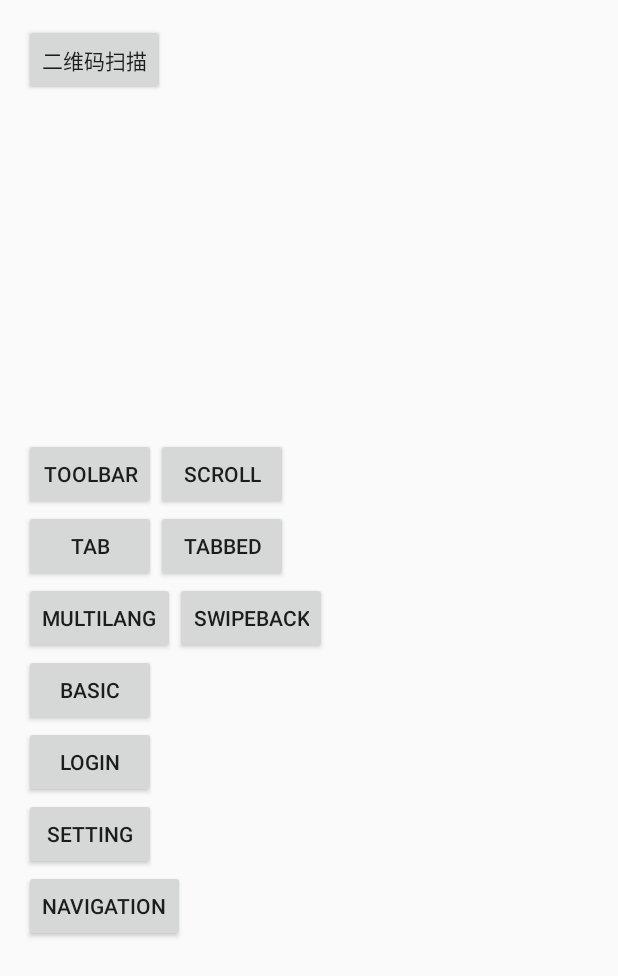
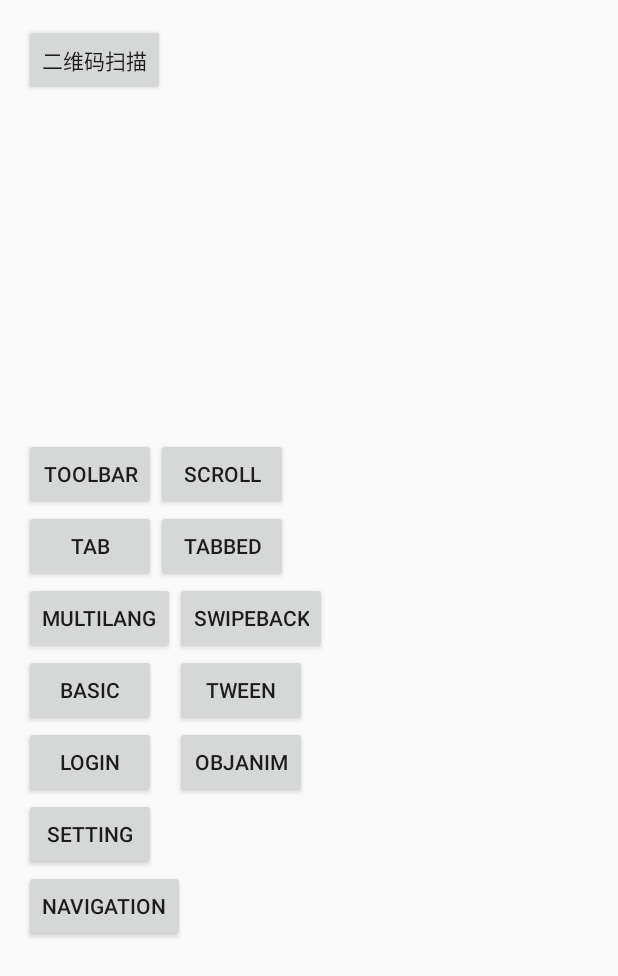
Before and after one commit to hustjs/AndroidPractice, an Android app: the screen it shows after launch (MainActivity), on a phone screen of 412 x 824 dp. Shown: the top 976 px of the screen. Run offline under Robolectric (Android 15) with nearby library versions, the phone set to English and light mode, and no system bars; our stand-ins replace ButterKnife.

Commit message:
add Tween Animation demo

```diff
--- a/app/src/main/java/com/example/radical/myapplication/TabTestActivity.java
+++ b/app/src/main/java/com/example/radical/myapplication/TabTestActivity.java
@@ -35,6 +35,7 @@ public class TabTestActivity extends AppCompatActivity {
         ButterKnife.bind(this);
         pagerAdapter = new FragmentPagerAdapter(getSupportFragmentManager(), this);
         viewPager.setAdapter(pagerAdapter);
+        viewPager.setOffscreenPageLimit(4);
         tabLayout.setupWithViewPager(viewPager);
         tabLayout.setTabMode(TabLayout.MODE_FIXED);
         // Iterate over all tabs and set the custom view
--- a/app/src/main/res/layout/activity_main.xml
+++ b/app/src/main/res/layout/activity_main.xml
@@ -102,6 +102,22 @@
         android:layout_toRightOf="@+id/multiLang"
         android:text="SwipeBack" />
 
+    <Button
+        android:id="@+id/btn_tween"
+        android:layout_width="wrap_content"
+        android:layout_height="wrap_content"
+        android:layout_alignBaseline="@+id/btn_basic"
+        android:layout_toRightOf="@+id/multiLang"
+        android:text="Tween" />
+
+    <Button
+        android:id="@+id/btn_objAnim"
+        android:layout_width="wrap_content"
+        android:layout_height="wrap_content"
+        android:layout_alignBaseline="@+id/btn_login"
+        android:layout_toRightOf="@+id/multiLang"
+        android:text="ObjAnim" />
+
 
 
     <TextView
--- /dev/null
+++ b/app/src/main/res/values-v19/styles.xml
@@ -0,0 +1,6 @@
+<?xml version="1.0" encoding="utf-8"?>
+<resources>
+    <style name="AppTheme" parent="@style/BaseAppTheme">
+        <item name="android:windowTranslucentStatus">true</item>
+    </style>
+</resources>
--- a/app/src/main/res/values-v21/styles.xml
+++ b/app/src/main/res/values-v21/styles.xml
@@ -1 +1,8 @@
-<resources></resources>
+<resources>
+    <style name="MyToolbarTheme" parent="Theme.AppCompat.Light.NoActionBar">
+        <!--Navigation bar color-->
+        <!--<item name="android:navigationBarColor">@color/accent_material_light</item>-->
+        <!--Status bar color-->
+        <item name="android:statusBarColor">?attr/colorPrimary</item>
+    </style>
+</resources>
--- a/app/src/main/res/values/colors.xml
+++ b/app/src/main/res/values/colors.xml
@@ -20,4 +20,9 @@
     <color name="androidColorD">#FFBB33</color>
     <color name="androidColorE">#FF4444</color>
     <!--SwipeBack ends-->
+    <!--Hongyang StatusBar color-->
+    <color name="primary">#FF03A9F4</color>
+    <color name="primary_dark">#FF0288D1</color>
+    <color name="status_bar_color">@color/primary_dark</color>
+    <!--ends-->
 </resources>
--- a/app/src/main/res/values/styles.xml
+++ b/app/src/main/res/values/styles.xml
@@ -1,7 +1,7 @@
 <resources>
 
     <!-- Base application theme. -->
-    <style name="AppTheme" parent="Theme.AppCompat.Light.DarkActionBar">
+    <style name="AppTheme" parent="BaseAppTheme">
         <!-- Customize your theme here. -->
         <item name="colorPrimary">@color/colorPrimary</item>
         <item name="colorPrimaryDark">@color/colorPrimaryDark</item>
@@ -59,4 +59,11 @@
         <item name="android:activityCloseExitAnimation">@anim/activity_close_exit</item>-->
     </style>
 
+    <style name="BaseAppTheme" parent="Theme.AppCompat.Light.NoActionBar">
+        <!-- Customize your theme here. -->
+        <item name="colorPrimary">@color/primary</item>
+        <item name="colorPrimaryDark">@color/primary_dark</item>
+        <item name="colorAccent">#FF4081</item>
+    </style>
+
 </resources>
```
Also changed, not shown: app/src/main/AndroidManifest.xml (+10 -5 lines), app/src/main/java/com/example/radical/myapplication/BasicDemoActivity.java (+37 -0 lines), app/src/main/java/com/example/radical/myapplication/MainActivity.java (+12 -0 lines), app/src/main/java/com/example/radical/myapplication/ObjAnimationActivity.java (added, +24 -0 lines), app/src/main/java/com/example/radical/myapplication/ToolbarActivity.java (+39 -1 lines), app/src/main/java/com/example/radical/myapplication/TweenActivity.java (added, +54 -0 lines), app/src/main/java/com/example/radical/myapplication/fragment/BlankFragment.java (+32 -0 lines), app/src/main/res/layout/activity_obj_animation.xml (added, +17 -0 lines), app/src/main/res/layout/activity_toolbar.xml (+4 -3 lines), app/src/main/res/layout/activity_tween.xml (added, +17 -0 lines).
